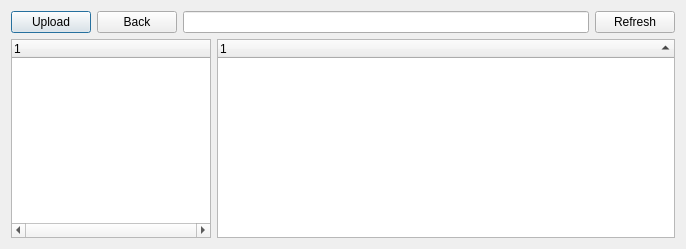
First picture: the form in src/qt/ui/file_browser.ui, repository maidsafe-archive/MaidSafe-Encrypt, before the edit.
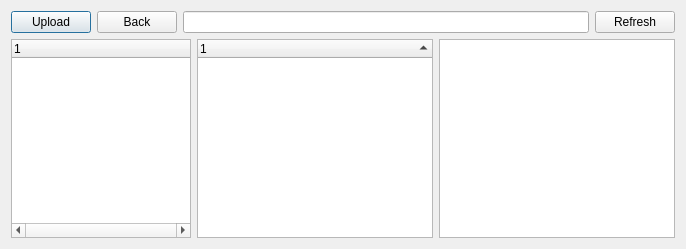
Second picture: the form after the edit.

Commit message: FileBrowser To Start Incorporating different View Modes

Diff of the .ui file:
```diff
--- a/src/qt/ui/file_browser.ui
+++ b/src/qt/ui/file_browser.ui
@@ -134,6 +134,16 @@
        </column>
       </widget>
      </item>
+     <item>
+      <widget class="QListWidget" name="driveListWidget">
+       <property name="viewMode">
+        <enum>QListView::IconMode</enum>
+       </property>
+       <property name="sortingEnabled">
+        <bool>true</bool>
+       </property>
+      </widget>
+     </item>
     </layout>
    </item>
   </layout>
```
Left out of the diff: 4 changed lines with no effect on the pictures. The commit also changes 5 other files.
